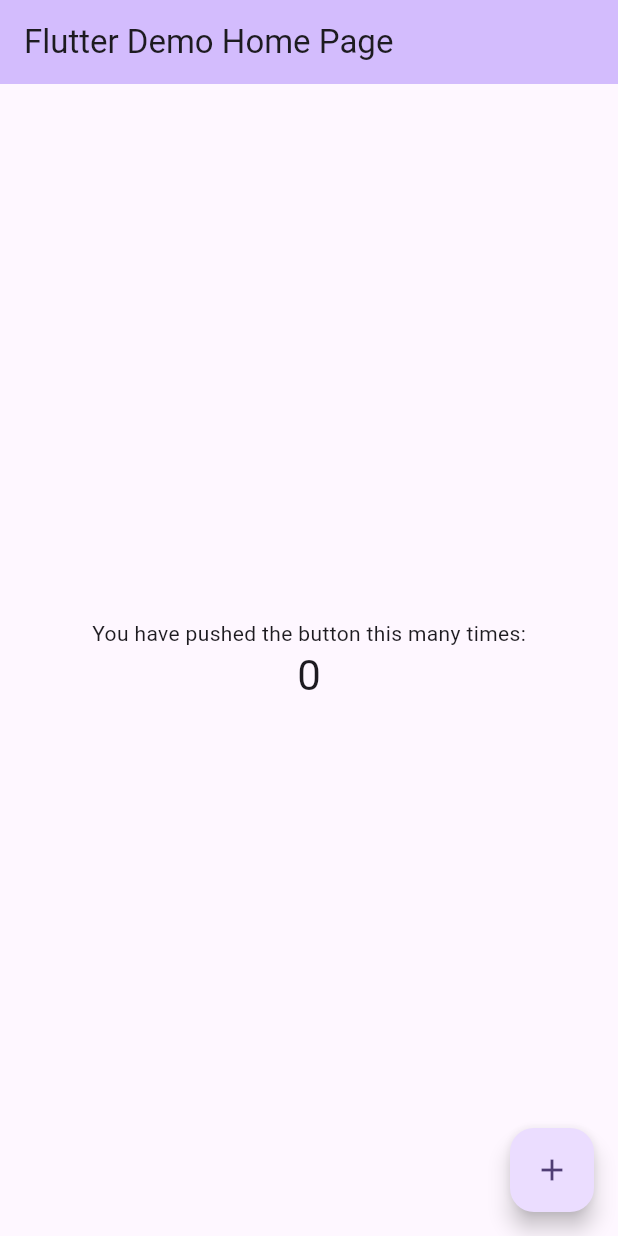
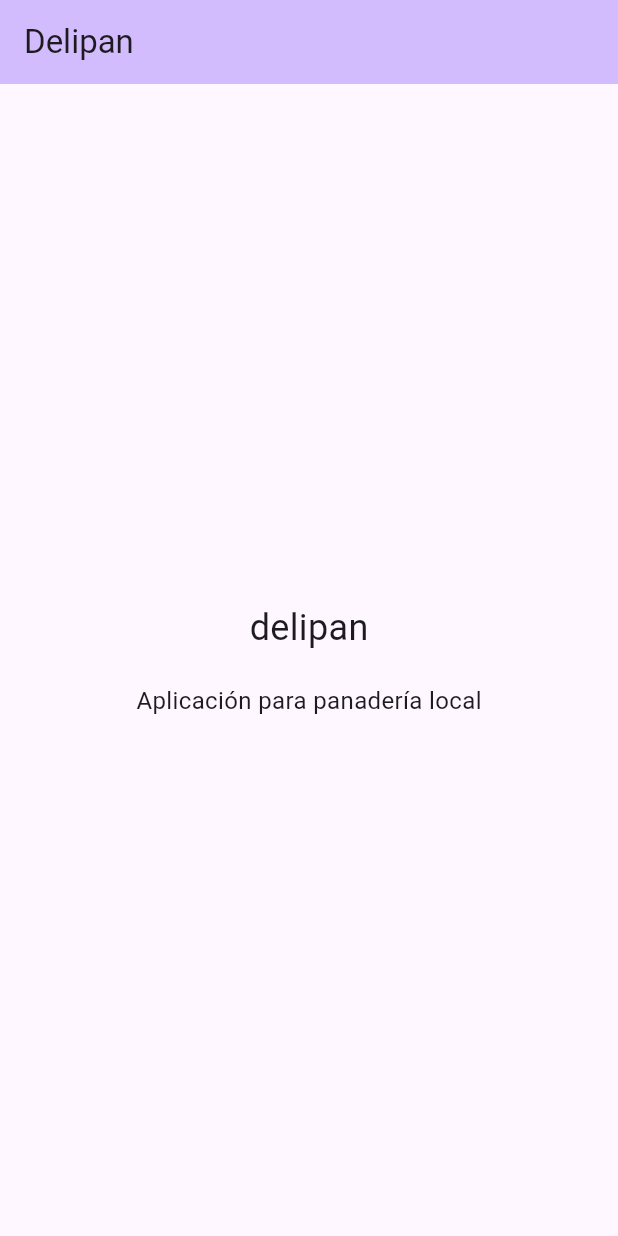
Before and after one commit to Mags10/delipan, a Flutter app: the screen it shows after launch, on a phone screen of 412 x 824 dp. Run offline on Flutter 3.47's test engine with Material 3 defaults, Android fonts, the phone set to English and light mode, and no system bars.

Commit message:
Estructura de proyecto.

```diff
--- a/lib/main.dart
+++ b/lib/main.dart
@@ -7,46 +7,22 @@
 class MyApp extends StatelessWidget {
   const MyApp({super.key});
 
-  // This widget is the root of your application.
   @override
   Widget build(BuildContext context) {
     return MaterialApp(
-      title: 'Flutter Demo',
+      title: 'Delipan',
+      debugShowCheckedModeBanner: false, // Quitar etiqueta de debug
       theme: ThemeData(
-        // This is the theme of your application.
-        //
-        // TRY THIS: Try running your application with "flutter run". You'll see
-        // the application has a purple toolbar. Then, without quitting the app,
-        // try changing the seedColor in the colorScheme below to Colors.green
-        // and then invoke "hot reload" (save your changes or press the "hot
-        // reload" button in a Flutter-supported IDE, or press "r" if you used
-        // the command line to start the app).
-        //
-        // Notice that the counter didn't reset back to zero; the application
-        // state is not lost during the reload. To reset the state, use hot
-        // restart instead.
-        //
-        // This works for code too, not just values: Most code changes can be
-        // tested with just a hot reload.
         colorScheme: ColorScheme.fromSeed(seedColor: Colors.deepPurple),
         useMaterial3: true,
       ),
-      home: const MyHomePage(title: 'Flutter Demo Home Page'),
+      home: const MyHomePage(title: 'Delipan'),
     );
   }
 }
 
 class MyHomePage extends StatefulWidget {
   const MyHomePage({super.key, required this.title});
-
-  // This widget is the home page of your application. It is stateful, meaning
-  // that it has a State object (defined below) that contains fields that affect
-  // how it looks.
-
-  // This class is the configuration for the state. It holds the values (in this
-  // case the title) provided by the parent (in this case the App widget) and
-  // used by the build method of the State. Fields in a Widget subclass are
-  // always marked "final".
 
   final String title;
 
@@ -55,71 +31,29 @@
 }
 
 class _MyHomePageState extends State<MyHomePage> {
-  int _counter = 0;
-
-  void _incrementCounter() {
-    setState(() {
-      // This call to setState tells the Flutter framework that something has
-      // changed in this State, which causes it to rerun the build method below
-      // so that the display can reflect the updated values. If we changed
-      // _counter without calling setState(), then the build method would not be
-      // called again, and so nothing would appear to happen.
-      _counter++;
-    });
-  }
-
   @override
   Widget build(BuildContext context) {
-    // This method is rerun every time setState is called, for instance as done
-    // by the _incrementCounter method above.
-    //
-    // The Flutter framework has been optimized to make rerunning build methods
-    // fast, so that you can just rebuild anything that needs updating rather
-    // than having to individually change instances of widgets.
     return Scaffold(
       appBar: AppBar(
-        // TRY THIS: Try changing the color here to a specific color (to
-        // Colors.amber, perhaps?) and trigger a hot reload to see the AppBar
-        // change color while the other colors stay the same.
         backgroundColor: Theme.of(context).colorScheme.inversePrimary,
-        // Here we take the value from the MyHomePage object that was created by
-        // the App.build method, and use it to set our appbar title.
         title: Text(widget.title),
       ),
-      body: Center(
-        // Center is a layout widget. It takes a single child and positions it
-        // in the middle of the parent.
+      body: const Center(
         child: Column(
-          // Column is also a layout widget. It takes a list of children and
-          // arranges them vertically. By default, it sizes itself to fit its
-          // children horizontally, and tries to be as tall as its parent.
-          //
-          // Column has various properties to control how it sizes itself and
-          // how it positions its children. Here we use mainAxisAlignment to
-          // center the children vertically; the main axis here is the vertical
-          // axis because Columns are vertical (the cross axis would be
-          // horizontal).
-          //
-          // TRY THIS: Invoke "debug painting" (choose the "Toggle Debug Paint"
-          // action in the IDE, or press "p" in the console), to see the
-          // wireframe for each widget.
           mainAxisAlignment: MainAxisAlignment.center,
-          children: <Widget>[
-            const Text(
-              'You have pushed the button this many times:',
+          children: [
+            Text(
+              'delipan',
+              style: TextStyle(fontSize: 24),
             ),
+            SizedBox(height: 20),
             Text(
-              '$_counter',
-              style: Theme.of(context).textTheme.headlineMedium,
+              'Aplicación para panadería local',
+              style: TextStyle(fontSize: 16),
             ),
           ],
         ),
       ),
-      floatingActionButton: FloatingActionButton(
-        onPressed: _incrementCounter,
-        tooltip: 'Increment',
-        child: const Icon(Icons.add),
-      ), // This trailing comma makes auto-formatting nicer for build methods.
     );
   }
 }
```
Also changed, not shown: 15 other files.
